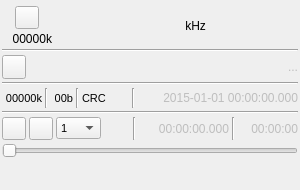
Old version of the form plugins/samplesource/fileinput/fileinputgui.ui in the repository f4exb/sdrangel.
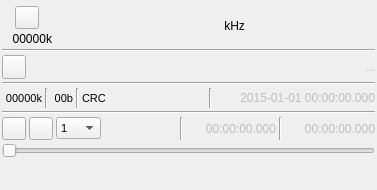
New version of the form. Icons and pictures are not drawn. Custom widgets are drawn as their Qt base class.

```diff
--- a/plugins/samplesource/fileinput/fileinputgui.ui
+++ b/plugins/samplesource/fileinput/fileinputgui.ui
@@ -6,7 +6,7 @@
    <rect>
     <x>0</x>
     <y>0</y>
-    <width>300</width>
+    <width>377</width>
     <height>190</height>
    </rect>
   </property>
@@ -548,7 +548,7 @@
        </property>
        <property name="minimumSize">
         <size>
-         <width>60</width>
+         <width>90</width>
          <height>0</height>
         </size>
        </property>
@@ -556,7 +556,7 @@
         <string>Total record time</string>
        </property>
        <property name="text">
-        <string>00:00:00</string>
+        <string>00:00:00.000</string>
        </property>
        <property name="alignment">
         <set>Qt::AlignRight|Qt::AlignTrailing|Qt::AlignVCenter</set>
```
